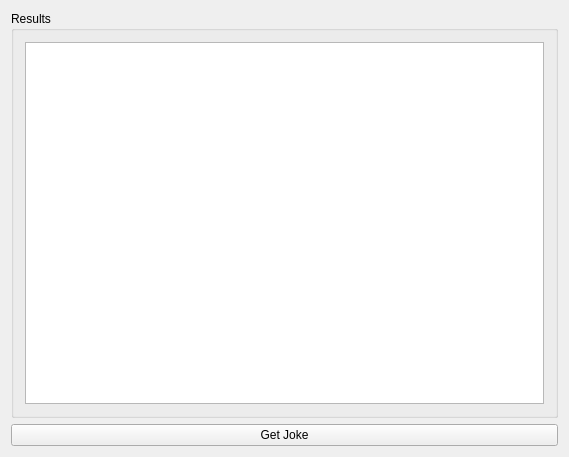
The window that View/mainwindow.ui (jlgerber/chuckit) describes before a commit, drawn with Qt 5.
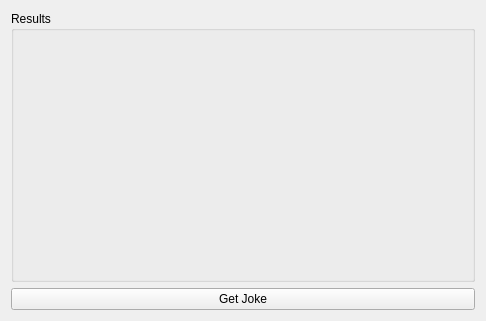
The same window after the commit.

Commit message: replaced qtextedit with qlabel

Patch:
```diff
--- a/View/mainwindow.ui
+++ b/View/mainwindow.ui
@@ -6,8 +6,8 @@
    <rect>
     <x>0</x>
     <y>0</y>
-    <width>569</width>
-    <height>457</height>
+    <width>486</width>
+    <height>321</height>
    </rect>
   </property>
   <property name="windowTitle">
@@ -22,10 +22,13 @@
       </property>
       <layout class="QVBoxLayout" name="verticalLayout">
        <item>
-        <widget class="QTextEdit" name="teJoke">
-         <property name="placeholderText">
+        <widget class="QLabel" name="teJoke">
+         <property name="text">
           <string/>
          </property>
+         <property name="wordWrap">
+          <bool>true</bool>
+         </property>
         </widget>
        </item>
       </layout>
```
Left out of the diff: 5 changed lines with no effect on the pictures. The commit also changes 1 other file.
